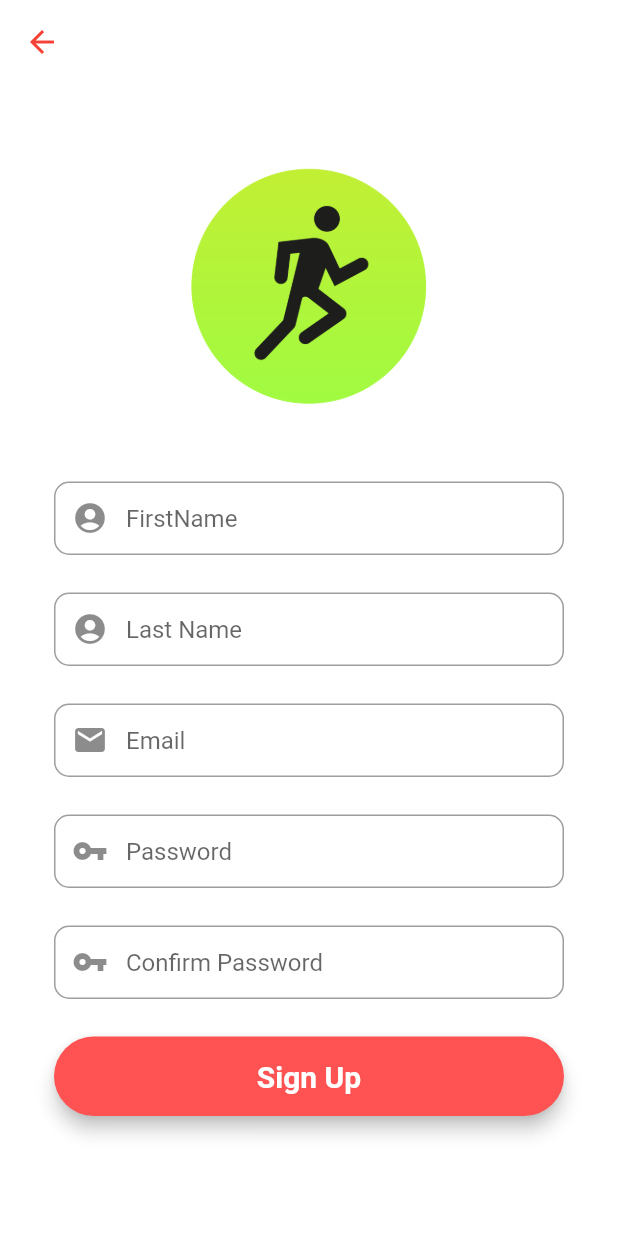
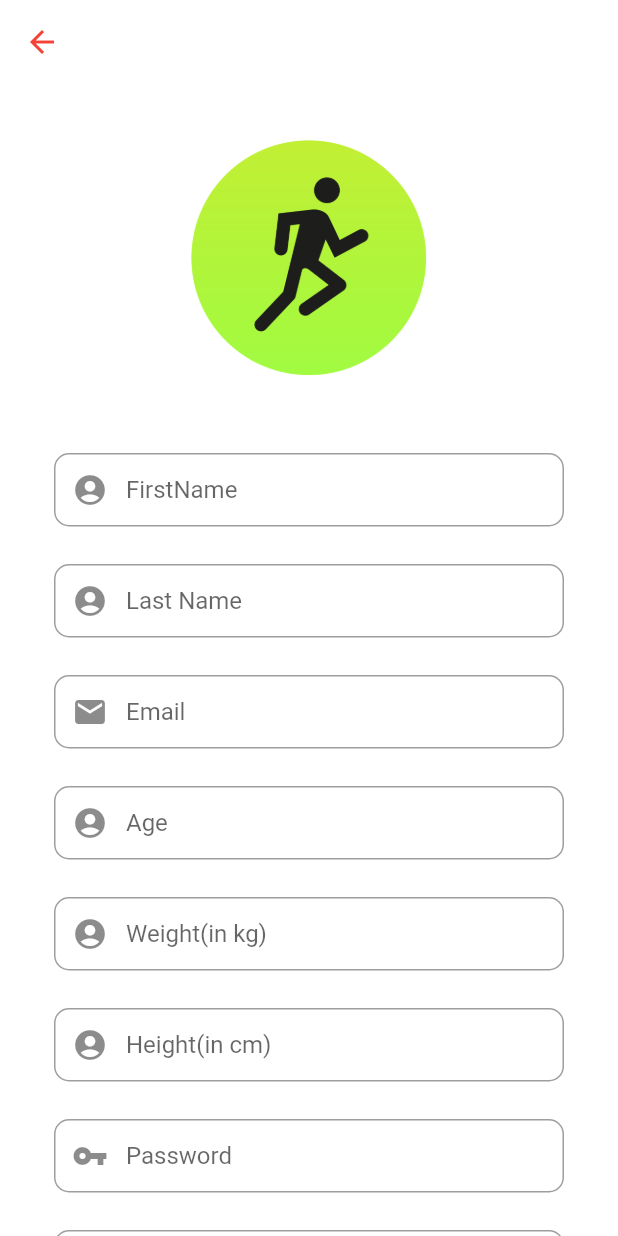
Before and after one commit to ayushshrestha1892/fitness_app, a Flutter app: the RegistrationScreen screen opened directly, on a phone screen of 412 x 824 dp. Run offline on Flutter 3.47's test engine with Material 2 defaults, Android fonts, the phone set to English and light mode, and no system bars; our stand-ins replace cloud_firestore, firebase_auth, firebase_core, fluttertoast; accounts and stored records are empty.

```diff
--- a/lib/models/user_model.dart
+++ b/lib/models/user_model.dart
@@ -5,8 +5,18 @@ class UserModel {
   String? email;
   String? firstName;
   String? lastName;
+  String? age;
+  String? weight;
+  String? height;
 
-  UserModel({this.uid, this.email, this.firstName, this.lastName});
+  UserModel(
+      {this.uid,
+      this.email,
+      this.firstName,
+      this.lastName,
+      this.age,
+      this.weight,
+      this.height});
 
   //data from server
 
@@ -16,6 +26,9 @@ class UserModel {
       email: map['email'],
       firstName: map['firstName'],
       lastName: map['lastName'],
+      age: map['age'],
+      weight: map['weight'],
+      height: map['height'],
     );
   }
 
@@ -25,6 +38,9 @@ class UserModel {
       'email': email,
       'firstName': firstName,
       'lastName': lastName,
+      'age': age,
+      'weight': weight,
+      'height': height,
     };
   }
 }
--- a/lib/screens/home_screen.dart
+++ b/lib/screens/home_screen.dart
@@ -33,7 +33,7 @@ class _HomeScreenState extends State<HomeScreen> {
   Widget build(BuildContext context) {
     return Scaffold(
       appBar: AppBar(
-        title: Text("Welcom"),
+        title: Text("Welcome"),
       ),
       body: Center(
           child: Padding(
@@ -56,7 +56,7 @@ class _HomeScreenState extends State<HomeScreen> {
             SizedBox(
               height: 10,
             ),
-            Text("${loggedInUser.firstName} ${loggedInUser.lastName}}"),
+            Text("${loggedInUser.firstName} ${loggedInUser.lastName}"),
             Text("${loggedInUser.email}"),
             ActionChip(
                 label: Text("logout"),
--- a/lib/screens/registration_screen.dart
+++ b/lib/screens/registration_screen.dart
@@ -4,6 +4,7 @@ import 'package:firebase_core/firebase_core.dart';
 import 'package:fitness_app/models/user_model.dart';
 import 'package:fitness_app/screens/home_screen.dart';
 import 'package:flutter/material.dart';
+import 'package:flutter/services.dart';
 import 'package:fluttertoast/fluttertoast.dart';
 
 class RegistrationScreen extends StatefulWidget {
@@ -20,6 +21,9 @@ class _RegistrationScreenState extends State<RegistrationScreen> {
   final firstNameEditingController = new TextEditingController();
   final lastNameEditingController = new TextEditingController();
   final emailEditingController = new TextEditingController();
+  final ageEditingController = new TextEditingController();
+  final weightEditingController = new TextEditingController();
+  final heightEditingController = new TextEditingController();
   final passwordEditingController = new TextEditingController();
   final confirmPasswordEditingController = new TextEditingController();
 
@@ -121,6 +125,70 @@ class _RegistrationScreenState extends State<RegistrationScreen> {
         ),
       ),
     );
+
+    final ageField = TextFormField(
+      autofocus: false,
+      controller: ageEditingController,
+      keyboardType: TextInputType.number,
+      inputFormatters: <TextInputFormatter>[
+        FilteringTextInputFormatter.digitsOnly
+      ],
+      onSaved: (value) {
+        ageEditingController.text = value!;
+      },
+      textInputAction: TextInputAction.next,
+      decoration: InputDecoration(
+        prefixIcon: Icon(Icons.account_circle),
+        contentPadding: EdgeInsets.fromLTRB(20, 15, 20, 15),
+        hintText: "Age",
+        border: OutlineInputBorder(
+          borderRadius: BorderRadius.circular(10),
+        ),
+      ),
+    );
+
+    final weightField = TextFormField(
+      autofocus: false,
+      controller: weightEditingController,
+      keyboardType: TextInputType.number,
+      inputFormatters: <TextInputFormatter>[
+        FilteringTextInputFormatter.digitsOnly
+      ],
+      onSaved: (value) {
+        ageEditingController.text = value!;
+      },
+      textInputAction: TextInputAction.next,
+      decoration: InputDecoration(
+        prefixIcon: Icon(Icons.account_circle),
+        contentPadding: EdgeInsets.fromLTRB(20, 15, 20, 15),
+        hintText: "Weight(in kg)",
+        border: OutlineInputBorder(
+          borderRadius: BorderRadius.circular(10),
+        ),
+      ),
+    );
+
+    final heightField = TextFormField(
+      autofocus: false,
+      controller: heightEditingController,
+      keyboardType: TextInputType.number,
+      inputFormatters: <TextInputFormatter>[
+        FilteringTextInputFormatter.digitsOnly
+      ],
+      onSaved: (value) {
+        ageEditingController.text = value!;
+      },
+      textInputAction: TextInputAction.next,
+      decoration: InputDecoration(
+        prefixIcon: Icon(Icons.account_circle),
+        contentPadding: EdgeInsets.fromLTRB(20, 15, 20, 15),
+        hintText: "Height(in cm)",
+        border: OutlineInputBorder(
+          borderRadius: BorderRadius.circular(10),
+        ),
+      ),
+    );
+
     //passwordfields
     final passwordField = TextFormField(
       autofocus: false,
@@ -254,6 +322,18 @@ class _RegistrationScreenState extends State<RegistrationScreen> {
                   SizedBox(
                     height: 25,
                   ),
+                  ageField,
+                  SizedBox(
+                    height: 25,
+                  ),
+                  weightField,
+                  SizedBox(
+                    height: 25,
+                  ),
+                  heightField,
+                  SizedBox(
+                    height: 25,
+                  ),
                   passwordField,
                   SizedBox(
                     height: 25,
@@ -301,6 +381,9 @@ class _RegistrationScreenState extends State<RegistrationScreen> {
     userModel.uid = user.uid;
     userModel.firstName = firstNameEditingController.text;
     userModel.lastName = lastNameEditingController.text;
+    userModel.age = ageEditingController.text;
+    userModel.weight = weightEditingController.text;
+    userModel.height = heightEditingController.text;
 
     await firebaseFirestore
         .collection("users")
```
